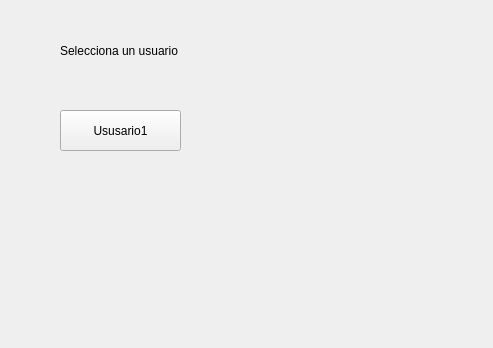
Above: interfacesGraficas/IG1.ui from lulacuna16/TT-2021-A004 before the change. Below: the same form after it.
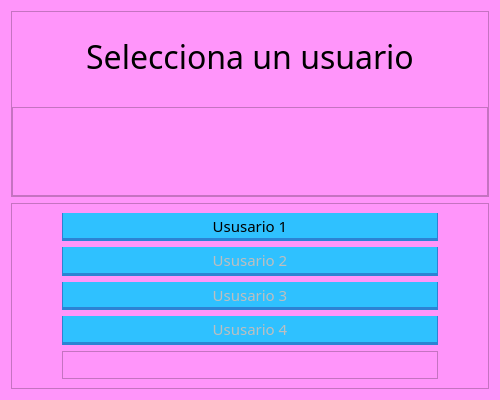
That is the form after the change.

What changed in the file:
```diff
--- a/interfacesGraficas/IG1.ui
+++ b/interfacesGraficas/IG1.ui
@@ -6,8 +6,8 @@
    <rect>
     <x>0</x>
     <y>0</y>
-    <width>493</width>
-    <height>348</height>
+    <width>500</width>
+    <height>400</height>
    </rect>
   </property>
   <property name="windowTitle">
@@ -16,35 +16,317 @@
   <property name="layoutDirection">
    <enum>Qt::LeftToRight</enum>
   </property>
-  <widget class="QPushButton" name="botonUsuario1">
-   <property name="geometry">
-    <rect>
-     <x>60</x>
-     <y>110</y>
-     <width>121</width>
-     <height>41</height>
-    </rect>
-   </property>
-   <property name="layoutDirection">
-    <enum>Qt::LeftToRight</enum>
-   </property>
-   <property name="text">
-    <string>Ususario1</string>
-   </property>
-  </widget>
-  <widget class="QLabel" name="LabelBienvenida">
-   <property name="geometry">
-    <rect>
-     <x>60</x>
-     <y>40</y>
-     <width>121</width>
-     <height>21</height>
-    </rect>
-   </property>
-   <property name="text">
-    <string>Selecciona un usuario</string>
-   </property>
-  </widget>
+  <property name="styleSheet">
+   <string notr="true">QWidget{
+	background-color: rgb(255, 149, 250);
+}
+</string>
+  </property>
+  <layout class="QGridLayout" name="gridLayout_2">
+   <item row="0" column="0">
+    <widget class="QFrame" name="frame">
+     <property name="frameShape">
+      <enum>QFrame::StyledPanel</enum>
+     </property>
+     <property name="frameShadow">
+      <enum>QFrame::Raised</enum>
+     </property>
+     <layout class="QGridLayout" name="gridLayout">
+      <property name="leftMargin">
+       <number>0</number>
+      </property>
+      <property name="topMargin">
+       <number>0</number>
+      </property>
+      <property name="rightMargin">
+       <number>0</number>
+      </property>
+      <property name="bottomMargin">
+       <number>0</number>
+      </property>
+      <item row="0" column="0">
+       <widget class="QLabel" name="LabelBienvenida">
+        <property name="font">
+         <font>
+          <family>Croissant One</family>
+          <pointsize>24</pointsize>
+         </font>
+        </property>
+        <property name="text">
+         <string>Selecciona un usuario</string>
+        </property>
+        <property name="textFormat">
+         <enum>Qt::RichText</enum>
+        </property>
+        <property name="scaledContents">
+         <bool>true</bool>
+        </property>
+        <property name="alignment">
+         <set>Qt::AlignCenter</set>
+        </property>
+        <property name="margin">
+         <number>-300</number>
+        </property>
+       </widget>
+      </item>
+      <item row="1" column="0">
+       <widget class="QFrame" name="frame_3">
+        <property name="maximumSize">
+         <size>
+          <width>16777215</width>
+          <height>200</height>
+         </size>
+        </property>
+        <property name="frameShape">
+         <enum>QFrame::StyledPanel</enum>
+        </property>
+        <property name="frameShadow">
+         <enum>QFrame::Raised</enum>
+        </property>
+       </widget>
+      </item>
+     </layout>
+    </widget>
+   </item>
+   <item row="1" column="0">
+    <widget class="QFrame" name="frame_2">
+     <property name="enabled">
+      <bool>true</bool>
+     </property>
+     <property name="maximumSize">
+      <size>
+       <width>600</width>
+       <height>600</height>
+      </size>
+     </property>
+     <property name="font">
+      <font>
+       <family>Croissant One</family>
+       <pointsize>11</pointsize>
+       <weight>50</weight>
+       <bold>false</bold>
+      </font>
+     </property>
+     <property name="frameShape">
+      <enum>QFrame::StyledPanel</enum>
+     </property>
+     <property name="frameShadow">
+      <enum>QFrame::Raised</enum>
+     </property>
+     <layout class="QGridLayout" name="gridLayout_3">
+      <property name="leftMargin">
+       <number>50</number>
+      </property>
+      <property name="rightMargin">
+       <number>50</number>
+      </property>
+      <item row="0" column="0">
+       <widget class="QPushButton" name="botonUsuario1">
+        <property name="maximumSize">
+         <size>
+          <width>1000000</width>
+          <height>1000000</height>
+         </size>
+        </property>
+        <property name="font">
+         <font>
+          <family>Croissant One</family>
+          <pointsize>11</pointsize>
+          <weight>50</weight>
+          <bold>false</bold>
+         </font>
+        </property>
+        <property name="layoutDirection">
+         <enum>Qt::LeftToRight</enum>
+        </property>
+        <property name="styleSheet">
+         <string notr="true">QPushButton{
+	background-color: rgb(47, 193, 255);
+	border:none;
+	border-left: 1px solid rgb(44, 131, 212);
+	border-right: 1px solid rgb(44, 131, 212);
+	border-bottom: 3px solid rgb(44, 131, 212);
+}
+QPushButton:hover{
+	background-color: rgb(14, 235, 255);
+	border-left: 1px solid rgb(44, 131, 212);
+	border-right: 1px solid rgb(44, 131, 212);
+	border-bottom: 3px solid rgb(44, 131, 212);
+}
+QPushButton:pressed{
+	background-color: rgb(40, 170, 221);
+	border-left: 1px solid rgb(44, 131, 212);
+	border-right: 1px solid rgb(44, 131, 212);
+	border-top: 3px solid rgb(44, 131, 212);
+	border-bottomr: none;
+}</string>
+        </property>
+        <property name="text">
+         <string>Ususario 1</string>
+        </property>
+       </widget>
+      </item>
+      <item row="3" column="0">
+       <widget class="QPushButton" name="botonUsuario4">
+        <property name="enabled">
+         <bool>false</bool>
+        </property>
+        <property name="maximumSize">
+         <size>
+          <width>16777215</width>
+          <height>100</height>
+         </size>
+        </property>
+        <property name="font">
+         <font>
+          <family>Croissant One</family>
+          <pointsize>11</pointsize>
+          <weight>50</weight>
+          <bold>false</bold>
+         </font>
+        </property>
+        <property name="layoutDirection">
+         <enum>Qt::LeftToRight</enum>
+        </property>
+        <property name="styleSheet">
+         <string notr="true">QPushButton{
+	background-color: rgb(47, 193, 255);
+	border:none;
+	border-left: 1px solid rgb(44, 131, 212);
+	border-right: 1px solid rgb(44, 131, 212);
+	border-bottom: 3px solid rgb(44, 131, 212);
+}
+QPushButton:hover{
+	background-color: rgb(14, 235, 255);
+	border-left: 1px solid rgb(44, 131, 212);
+	border-right: 1px solid rgb(44, 131, 212);
+	border-bottom: 3px solid rgb(44, 131, 212);
+}
+QPushButton:pressed{
+	background-color: rgb(40, 170, 221);
+	border-left: 1px solid rgb(44, 131, 212);
+	border-right: 1px solid rgb(44, 131, 212);
+	border-top: 3px solid rgb(44, 131, 212);
+	border-bottomr: none;
+}</string>
+        </property>
+        <property name="text">
+         <string>Ususario 4</string>
+        </property>
+       </widget>
+      </item>
+      <item row="1" column="0">
+       <widget class="QPushButton" name="botonUsuario2">
+        <property name="enabled">
+         <bool>false</bool>
+        </property>
+        <property name="maximumSize">
+         <size>
+          <width>16777215</width>
+          <height>100</height>
+         </size>
+        </property>
+        <property name="font">
+         <font>
+          <family>Croissant One</family>
+          <pointsize>11</pointsize>
+          <weight>50</weight>
+          <bold>false</bold>
+         </font>
+        </property>
+        <property name="layoutDirection">
+         <enum>Qt::LeftToRight</enum>
+        </property>
+        <property name="styleSheet">
+         <string notr="true">QPushButton{
+	background-color: rgb(47, 193, 255);
+	border:none;
+	border-left: 1px solid rgb(44, 131, 212);
+	border-right: 1px solid rgb(44, 131, 212);
+	border-bottom: 3px solid rgb(44, 131, 212);
+}
+QPushButton:hover{
+	background-color: rgb(14, 235, 255);
+	border-left: 1px solid rgb(44, 131, 212);
+	border-right: 1px solid rgb(44, 131, 212);
+	border-bottom: 3px solid rgb(44, 131, 212);
+}
+QPushButton:pressed{
+	background-color: rgb(40, 170, 221);
+	border-left: 1px solid rgb(44, 131, 212);
+	border-right: 1px solid rgb(44, 131, 212);
+	border-top: 3px solid rgb(44, 131, 212);
+	border-bottomr: none;
+}</string>
+        </property>
+        <property name="text">
+         <string>Ususario 2</string>
+        </property>
+       </widget>
+      </item>
+      <item row="2" column="0">
+       <widget class="QPushButton" name="botonUsuario3">
+        <property name="enabled">
+         <bool>false</bool>
+        </property>
+        <property name="maximumSize">
+         <size>
+          <width>16777215</width>
+          <height>100</height>
+         </size>
+        </property>
+        <property name="font">
+         <font>
+          <family>Croissant One</family>
+          <pointsize>11</pointsize>
+          <weight>50</weight>
+          <bold>false</bold>
+         </font>
+        </property>
+        <property name="layoutDirection">
+         <enum>Qt::LeftToRight</enum>
+        </property>
+        <property name="styleSheet">
+         <string notr="true">QPushButton{
+	background-color: rgb(47, 193, 255);
+	border:none;
+	border-left: 1px solid rgb(44, 131, 212);
+	border-right: 1px solid rgb(44, 131, 212);
+	border-bottom: 3px solid rgb(44, 131, 212);
+}
+QPushButton:hover{
+	background-color: rgb(14, 235, 255);
+	border-left: 1px solid rgb(44, 131, 212);
+	border-right: 1px solid rgb(44, 131, 212);
+	border-bottom: 3px solid rgb(44, 131, 212);
+}
+QPushButton:pressed{
+	background-color: rgb(40, 170, 221);
+	border-left: 1px solid rgb(44, 131, 212);
+	border-right: 1px solid rgb(44, 131, 212);
+	border-top: 3px solid rgb(44, 131, 212);
+	border-bottomr: none;
+}</string>
+        </property>
+        <property name="text">
+         <string>Ususario 3</string>
+        </property>
+       </widget>
+      </item>
+      <item row="4" column="0">
+       <widget class="QFrame" name="frame_4">
+        <property name="frameShape">
+         <enum>QFrame::StyledPanel</enum>
+        </property>
+        <property name="frameShadow">
+         <enum>QFrame::Raised</enum>
+        </property>
+       </widget>
+      </item>
+     </layout>
+    </widget>
+   </item>
+  </layout>
  </widget>
  <resources/>
  <connections/>
```
